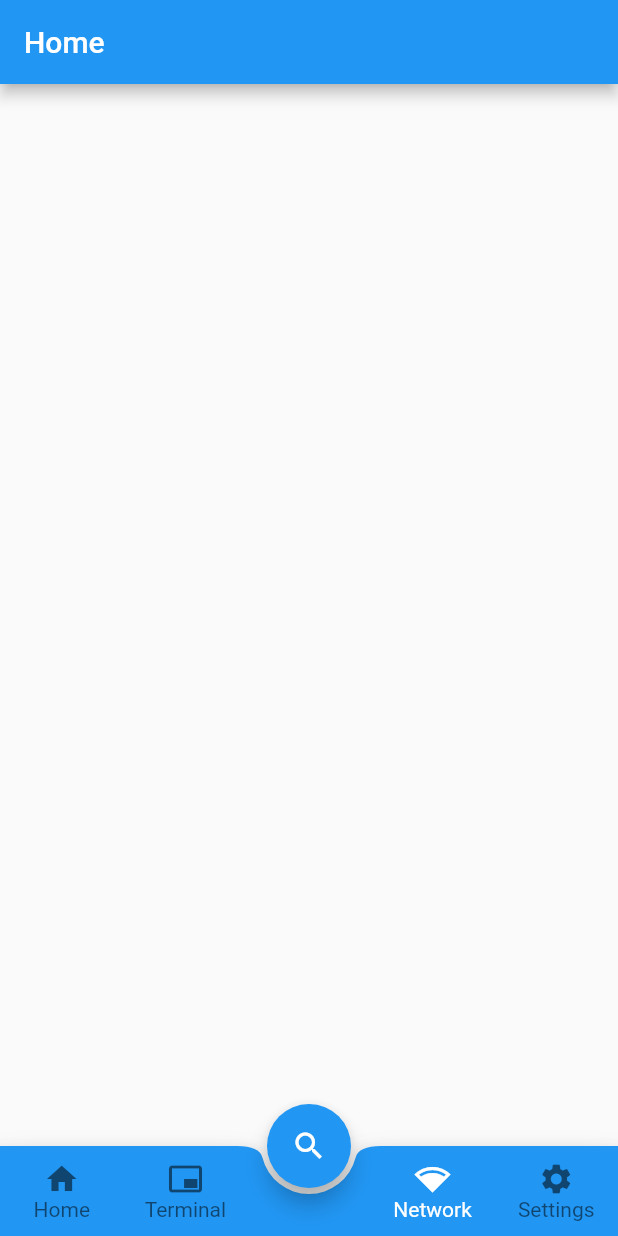
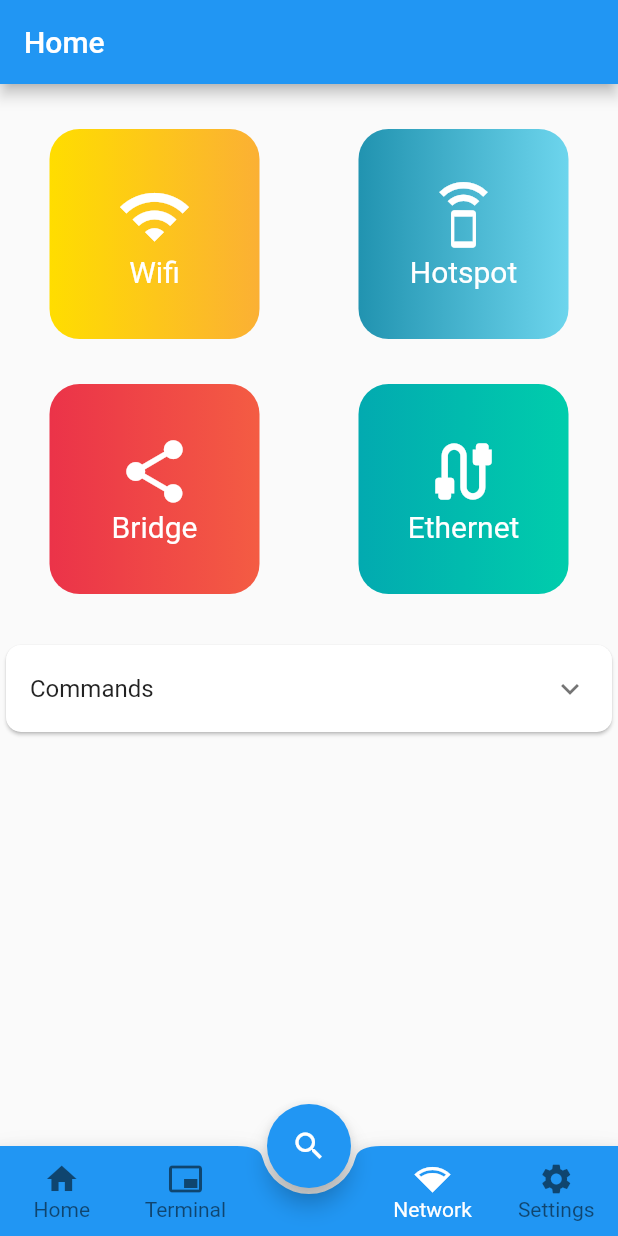
Before and after one commit to treehouses/flutter-ble-terminal, a Flutter app: the screen it shows after launch, item 3 of the bottom bar chosen, on a phone screen of 412 x 824 dp. Run offline on Flutter 3.47's test engine with Material 2 defaults, Android fonts, the phone set to English and light mode, and no system bars; our stand-ins replace flutter_blue, shared_preferences.

Commit message:
add initial network screen (#6)

```diff
--- a/lib/ui/home/screen/dashboard_screen.dart
+++ b/lib/ui/home/screen/dashboard_screen.dart
@@ -5,6 +5,7 @@ import 'package:treehousesble/ui/home/screen/search_screen.dart';
 import 'package:treehousesble/ui/home/screen/device_screen.dart';
 import 'package:treehousesble/ui/home/widget/scan_result_tile.dart';
 import 'package:treehousesble/ui/home/widget/fab_bottom_app_bar.dart';
+import 'package:treehousesble/ui/network/screen/network_screen.dart';
 import 'package:treehousesble/ui/settings/screen/settings_screen.dart';
 
 class FindDevicesScreen extends StatefulWidget {
@@ -22,7 +23,7 @@ class _FindDevicesScreenState extends State<FindDevicesScreen> {
       case 1:
         return Container();
       case 2:
-        return Container();
+        return NetWorkScreen();
       case 3:
         return SettingsScreen();
       default:
@@ -72,7 +73,7 @@ class _FindDevicesScreenState extends State<FindDevicesScreen> {
           setState(() {
             pageIndex = value;
           });
-        },
+        }
     ),
     );
   }
--- /dev/null
+++ b/lib/ui/network/screen/network_screen.dart
@@ -0,0 +1,91 @@
+import 'package:flutter/material.dart';
+import 'package:treehousesble/ui/network/widget/network_card.dart';
+import 'package:treehousesble/ui/widgets/binary_alert_dialog.dart';
+
+class NetWorkScreen extends StatefulWidget {
+  @override
+  State<NetWorkScreen> createState() => _NetWorkScreenState();
+}
+
+class _NetWorkScreenState extends State<NetWorkScreen> with SingleTickerProviderStateMixin {
+  late AnimationController animationController;
+  static int networkMode = 0;
+  void onTap (cardNum) => setState(() => networkMode = cardNum);
+
+  @override
+  void initState() {
+    animationController = AnimationController(vsync: this, duration: Duration(milliseconds: 150));
+    animationController.forward();
+    super.initState();
+  }
+
+  @override
+  void dispose() {
+    animationController.dispose();
+    super.dispose();
+  }
+
+  @override
+  Widget build(BuildContext context) {
+    return Scaffold(
+      body: SingleChildScrollView(
+        child: Column(
+          children: <Widget> [
+            SizedBox(height: 30),
+            Row(
+              mainAxisAlignment: MainAxisAlignment.spaceAround,
+              children: [
+                NetWorkCard(1, [Color(0xFFffdd00), Color(0xFFfbb034)], Icons.wifi, "Wifi", onTap, networkMode, animationController),
+                NetWorkCard(2, [Color(0xFF2193b0), Color(0xFF6dd5ed)],Icons.speaker_phone, "Hotspot", onTap, networkMode, animationController)
+              ],
+            ),
+            SizedBox(height: 30),
+            Row(
+              mainAxisAlignment: MainAxisAlignment.spaceAround,
+              children: [
+                NetWorkCard(3, [Color(0xFFEB3349), Color(0xFFF45C43)], Icons.share, "Bridge", onTap, networkMode, animationController),
+                NetWorkCard(4, [Color(0xFF02aab0), Color(0xFF00cdac)], Icons.cable, "Ethernet", onTap, networkMode, animationController),
+              ],
+            ),
+            SizedBox(height: 30),
+            FadeTransition(
+              opacity: animationController,
+              child: Card(
+                  shape: RoundedRectangleBorder(borderRadius: BorderRadius.circular(10.0)),
+                  child: Column(
+                      children: <Widget> [
+                        ExpansionTile(
+                            title: Text("Commands"),
+                            children: [
+                              ListTile(
+                                  title: Text("Update Network Mode")
+                              ),
+                              ListTile(
+                                  title: Text("Reboot Raspberry Pi"),
+                                  onTap: () => BinaryAlertDialog.show(context, "Reboot Device", "Are you sure you want to reboot your device?")
+                              ),
+                              ListTile(
+                                  title: Text("Reset Network"),
+                                  onTap: () => BinaryAlertDialog.show(context, "Reset Network", "Are you sure you want to reset the network to default?")
+                              ),
+                              ListTile(
+                                  title: Text("Speed Test")
+                              ),
+                              ListTile(
+                                  title: Text("Reverse Lookup")
+                              ),
+                              ListTile(
+                                  title: Text("Find Devices on Your Network")
+                              ),
+                            ],
+                        )
+                      ]
+                  )
+              ),
+            ),
+          ]
+        )
+      )
+    );
+  }
+}
--- /dev/null
+++ b/lib/ui/network/widget/network_card.dart
@@ -0,0 +1,35 @@
+import 'package:flutter/material.dart';
+import 'package:treehousesble/ui/widgets/gradient_card.dart';
+
+class NetWorkCard extends StatefulWidget {
+  final int cardNum;
+  final List<Color> colors;
+  final IconData icon;
+  final String type;
+  final Function setNetworkMode;
+  final int networkMode;
+  final AnimationController controller;
+  NetWorkCard(this.cardNum, this.colors, this.icon, this.type, this.setNetworkMode, this.networkMode, this.controller);
+  @override
+  State<NetWorkCard> createState() => _NetWorkCard();
+}
+
+class _NetWorkCard extends State<NetWorkCard> {
+  @override
+  Widget build(BuildContext context) {
+    return SlideTransition(
+      position: Tween<Offset>(
+        begin: Offset(-1, 0),
+        end: Offset.zero
+      ).animate(widget.controller),
+      child: GradientCard(
+          widget.colors,
+          [140, 140],
+          widget.icon,
+          widget.type,
+          widget.networkMode == widget.cardNum,
+          () => widget.setNetworkMode(widget.cardNum)
+      ),
+    );
+  }
+}
--- /dev/null
+++ b/lib/ui/widgets/gradient_card.dart
@@ -0,0 +1,52 @@
+import 'package:flutter/material.dart';
+
+class GradientCard extends StatefulWidget {
+  final List<Color> colors;
+  final List<double> sizes;
+  final IconData icon;
+  final String type;
+  final bool highlighted;
+  final Function? func;
+  GradientCard(this.colors, this.sizes, this.icon, this.type, this.highlighted, [this.func]);
+  @override
+  State<GradientCard> createState() => _GradientCard();
+}
+
+class _GradientCard extends State<GradientCard> {
+  @override
+  Widget build(BuildContext context) {
+    return InkWell(
+        onTap: () => widget.func!(),
+        borderRadius: BorderRadius.circular(20),
+        child: Container(
+          width: widget.sizes[0],
+          height: widget.sizes[1],
+          decoration: BoxDecoration(
+            gradient: LinearGradient(
+              colors: [
+                widget.colors[0],
+                widget.colors[1]
+              ]
+            ),
+            borderRadius: BorderRadius.circular(20),
+            boxShadow: [
+              if (widget.highlighted) BoxShadow(
+                color: Colors.black,
+                blurRadius: 2.0,
+                spreadRadius: 0.0,
+                offset: Offset(2.0, 2.0), // shadow direction: bottom right
+              )
+            ],
+          ),
+          child: Column(
+            mainAxisAlignment: MainAxisAlignment.center,
+            crossAxisAlignment: CrossAxisAlignment.center,
+            children: [
+              Icon(widget.icon, color: Colors.white, size: 50),
+              Text(widget.type, style: TextStyle(fontSize: 20, color: Colors.white))
+            ],
+          )
+        )
+    );
+  }
+}
```
Also changed, not shown: lib/ui/widgets/binary_alert_dialog.dart (+5 -5 lines).
